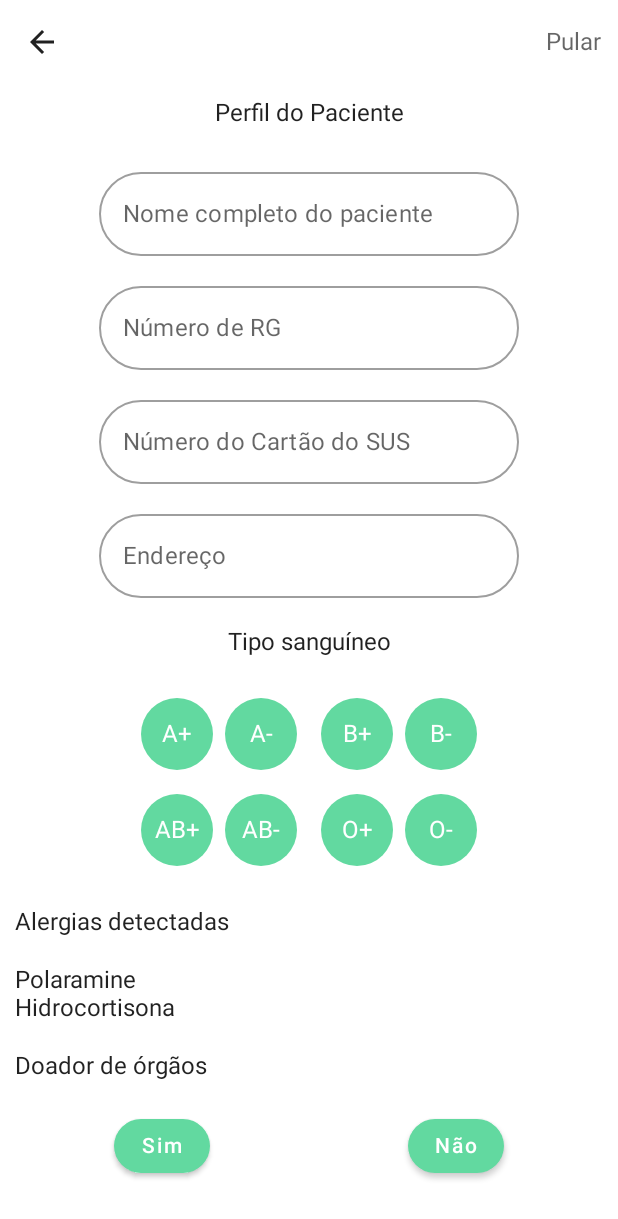
After one commit to SamuelEngComp/helpmed, an Android app built with Jetpack Compose: the PerfilUser screen opened through its navigation route, on a phone screen of 412 x 824 dp. The commit adds this screen. Shown: the top 1219 px of the screen. Run offline under Robolectric (Android 15) with nearby library versions, the phone set to English and light mode, and no system bars.

Commit message:
adicionado a tela de perfil do paciente

```diff
--- a/app/src/main/java/br/com/helpmeddanilo/navigation/NavGraph.kt
+++ b/app/src/main/java/br/com/helpmeddanilo/navigation/NavGraph.kt
@@ -6,13 +6,13 @@ import androidx.navigation.compose.NavHost
 import androidx.navigation.compose.composable
 import br.com.helpmeddanilo.screen.EmergencyType
 import br.com.helpmeddanilo.screen.Login
+import br.com.helpmeddanilo.screen.PerfilUser
 import br.com.helpmeddanilo.screen.Welcome
 
 
 @Composable
 fun SetupNavGraph(
     navController: NavHostController
-
 ){
 
     NavHost(
@@ -36,6 +36,13 @@ fun SetupNavGraph(
         ){
             EmergencyType(navController = navController)
         }
+
+        composable(
+            route = Screens.PerfilUser.route
+        ){
+            PerfilUser(navController = navController)
+        }
+
     }
 
 
--- a/app/src/main/java/br/com/helpmeddanilo/navigation/Screens.kt
+++ b/app/src/main/java/br/com/helpmeddanilo/navigation/Screens.kt
@@ -5,5 +5,6 @@ sealed class Screens(val route: String){
     object Login: Screens("login_screen")
     object Welcome: Screens("welcome_screen")
     object EmergencyType: Screens("emergency_type_screen")
+    object PerfilUser: Screens("perfil_user_screen")
 
 }
--- /dev/null
+++ b/app/src/main/java/br/com/helpmeddanilo/screen/PerfilUser.kt
@@ -0,0 +1,277 @@
+package br.com.helpmeddanilo.screen
+
+import android.util.Log
+import androidx.compose.foundation.*
+import androidx.compose.foundation.gestures.rememberScrollableState
+import androidx.compose.foundation.gestures.scrollable
+import androidx.compose.foundation.layout.*
+import androidx.compose.foundation.shape.CircleShape
+import androidx.compose.foundation.shape.RoundedCornerShape
+import androidx.compose.material.*
+import androidx.compose.material.icons.Icons
+import androidx.compose.material.icons.filled.ArrowBack
+import androidx.compose.material.icons.filled.Call
+import androidx.compose.runtime.*
+import androidx.compose.ui.Alignment
+import androidx.compose.ui.Modifier
+import androidx.compose.ui.graphics.Color
+import androidx.compose.ui.res.painterResource
+import androidx.compose.ui.text.style.TextAlign
+import androidx.compose.ui.unit.dp
+import androidx.navigation.NavController
+import br.com.helpmeddanilo.R
+import br.com.helpmeddanilo.navigation.Screens
+import br.com.helpmeddanilo.ui.theme.verdoDoBotao
+import kotlinx.coroutines.CoroutineScope
+import kotlinx.coroutines.launch
+
+
+@Composable
+fun PerfilUser(navController: NavController){
+
+    val scaffoldState: ScaffoldState = rememberScaffoldState()
+    //val coroutineScope: CoroutineScope = rememberCoroutineScope()
+    val scrollState = rememberScrollState()
+
+    var nomeCompletoDoPaciente by remember { mutableStateOf("") }
+    var numeroDoRG by remember { mutableStateOf("") }
+    var numeroDoCartaoDoSUS by remember { mutableStateOf("") }
+    var endereco by remember { mutableStateOf("") }
+
+    Scaffold(
+        scaffoldState = scaffoldState,
+        topBar = {
+            BarraNavegacaoUser(navController = navController)
+        },
+
+        content = {
+                contentPadding -> Column(
+            modifier = Modifier
+                .fillMaxSize()
+                .padding(contentPadding)
+                .verticalScroll(scrollState),
+            horizontalAlignment = Alignment.CenterHorizontally) {
+
+            Row(
+                modifier = Modifier
+                    .fillMaxWidth()
+                    .padding(10.dp),
+                horizontalArrangement = Arrangement.Center
+            ) {
+                Text(text = "Perfil do Paciente",
+                    style = MaterialTheme.typography.body1, textAlign = TextAlign.Center)
+            }
+
+            Spacer(modifier = Modifier.height(10.dp))
+
+            OutlinedTextField(
+                modifier = Modifier.padding(10.dp),
+                value = nomeCompletoDoPaciente,
+                onValueChange = {nomeCompletoDoPaciente = it},
+                shape = CircleShape,
+            placeholder = { Text(text = "Nome completo do paciente")}
+            )
+
+            OutlinedTextField(
+                modifier = Modifier.padding(10.dp),
+                value = numeroDoRG,
+                onValueChange = {numeroDoRG = it},
+                shape = CircleShape,
+                placeholder = { Text(text = "Número de RG")})
+
+            OutlinedTextField(
+                modifier = Modifier.padding(10.dp),
+                value = numeroDoCartaoDoSUS,
+                onValueChange = {numeroDoCartaoDoSUS = it},
+                shape = CircleShape,
+                placeholder = { Text(text = "Número do Cartão do SUS")})
+
+            OutlinedTextField(
+                modifier = Modifier.padding(10.dp),
+                value = endereco,
+                onValueChange = {endereco = it},
+                shape = CircleShape,
+                placeholder = { Text(text = "Endereço")})
+
+            Row(
+                modifier = Modifier
+                    .fillMaxWidth()
+                    .padding(10.dp),
+                horizontalArrangement = Arrangement.Center
+            ) {
+                Text(text = "Tipo sanguíneo",
+                    style = MaterialTheme.typography.body1, textAlign = TextAlign.Center)
+            }
+
+            Row(
+                modifier = Modifier
+                    .fillMaxWidth()
+                    .padding(10.dp),
+                horizontalArrangement = Arrangement.Center
+            ) {
+                Column() {
+                    Row(modifier = Modifier.padding(8.dp)) {
+                        IconButton(onClick = { /*TODO*/ },
+                            modifier = Modifier.background(verdoDoBotao, shape = CircleShape)) {
+                            Text(text = "A+", color = Color.White)
+                        }
+
+                        Spacer(modifier = Modifier.width(8.dp))
+
+                        IconButton(onClick = { /*TODO*/ },
+                            modifier = Modifier.background(verdoDoBotao, shape = CircleShape)) {
+                            Text(text = "A-", color = Color.White)
+                        }
+                    }
+
+                    Row(modifier = Modifier.padding(8.dp)) {
+                        IconButton(onClick = { /*TODO*/ },
+                            modifier = Modifier.background(verdoDoBotao, shape = CircleShape)) {
+                            Text(text = "AB+", color = Color.White)
+                        }
+
+                        Spacer(modifier = Modifier.width(8.dp))
+
+                        IconButton(onClick = { /*TODO*/ },
+                            modifier = Modifier.background(verdoDoBotao, shape = CircleShape)) {
+                            Text(text = "AB-", color = Color.White)
+                        }
+                    }
+
+                }
+
+                Column() {
+                    Row(modifier = Modifier.padding(8.dp)) {
+                        IconButton(
+                            onClick = { /*TODO*/ },
+                            modifier = Modifier.background(verdoDoBotao, shape = CircleShape)
+                        ) {
+                            Text(text = " B+ ", color = Color.White)
+                        }
+
+                        Spacer(modifier = Modifier.width(8.dp))
+
+                        IconButton(onClick = { /*TODO*/ },
+                            modifier = Modifier.background(verdoDoBotao, shape = CircleShape)) {
+                            Text(text = "B-", color = Color.White)
+                        }
+                    }
+
+                    Row(modifier = Modifier.padding(8.dp)) {
+                        IconButton(onClick = { /*TODO*/ },
+                            modifier = Modifier.background(verdoDoBotao, shape = CircleShape)) {
+                            Text(text = "O+", color = Color.White)
+                        }
+
+                        Spacer(modifier = Modifier.width(8.dp))
+
+                        IconButton(onClick = { /*TODO*/ },
+                            modifier = Modifier.background(verdoDoBotao, shape = CircleShape)) {
+                            Text(text = "O-", color = Color.White)
+                        }
+                    }
+
+                }
+            }
+
+
+            Row(
+                modifier = Modifier
+                    .fillMaxWidth()
+                    .padding(10.dp),
+                horizontalArrangement = Arrangement.Start
+            ) {
+                Text(text = "Alergias detectadas",
+                    style = MaterialTheme.typography.body1, textAlign = TextAlign.Start)
+            }
+
+            Row(modifier = Modifier
+                .fillMaxWidth()
+                .padding(10.dp),
+                horizontalArrangement = Arrangement.Start) {
+                Column(horizontalAlignment = Alignment.Start) {
+                    Text(text = "Polaramine",
+                        style = MaterialTheme.typography.body1)
+                    Text(text = "Hidrocortisona",
+                        style = MaterialTheme.typography.body1)
+                }
+            }
+
+            Row(
+                modifier = Modifier
+                    .fillMaxWidth()
+                    .padding(10.dp),
+                horizontalArrangement = Arrangement.Start
+            ) {
+                Text(text = "Doador de órgãos",
+                    style = MaterialTheme.typography.body1, textAlign = TextAlign.Start)
+            }
+
+            Row(
+                modifier = Modifier
+                    .fillMaxWidth()
+                    .padding(10.dp),
+                horizontalArrangement = Arrangement.SpaceAround
+            ) {
+                Button(
+                    onClick = { /*TODO*/ },
+                    colors = ButtonDefaults.outlinedButtonColors(
+                        backgroundColor = verdoDoBotao
+                    ),
+                    shape = CircleShape) {
+                    Text(text = "Sim", color = Color.White)
+                }
+
+                Button(
+                    onClick = { /*TODO*/ },
+                    colors = ButtonDefaults.outlinedButtonColors(
+                        backgroundColor = verdoDoBotao
+                    ),
+                    shape = CircleShape) {
+                    Text(text = "Não", color = Color.White)
+                }
+            }
+
+
+
+
+        }
+        }
+    )
+
+}
+
+
+@Composable
+fun BarraNavegacaoUser(navController: NavController){
+
+
+    TopAppBar(
+        title = { Text(text = "") },
+        navigationIcon = {
+            IconButton(onClick = {
+                navController.navigate(Screens.Welcome.route){
+                    popUpTo(Screens.Welcome.route){
+                        inclusive = true
+                    }
+                }
+            })
+            {
+                Icon(
+                    Icons.Default.ArrowBack,
+                    contentDescription = "Icone de voltar")
+            }
+        },
+        actions = {
+            IconButton(onClick = { /*TODO*/ }, modifier = Modifier.padding(2.dp)) {
+                Text(text = "Pular")
+            }
+        },
+        backgroundColor = if (isSystemInDarkTheme()){
+            MaterialTheme.colors.background
+        }else{
+            MaterialTheme.colors.background
+        },
+        elevation = 0.dp
+    )
+}
--- a/app/src/main/java/br/com/helpmeddanilo/screen/Welcome.kt
+++ b/app/src/main/java/br/com/helpmeddanilo/screen/Welcome.kt
@@ -52,7 +52,9 @@ fun Welcome(navController: NavController){
         Row(modifier = Modifier.fillMaxWidth(), horizontalArrangement = Arrangement.Center) {
 
             Button(
-                onClick = { /*TODO*/ },
+                onClick = {
+                          navController.navigate(route = Screens.PerfilUser.route)
+                          },
                 modifier = Modifier.padding(10.dp),
                 shape = RoundedCornerShape(30.dp),
                 colors = ButtonDefaults.buttonColors(
--- a/app/src/main/java/br/com/helpmeddanilo/screen/login.kt
+++ b/app/src/main/java/br/com/helpmeddanilo/screen/login.kt
@@ -29,7 +29,7 @@ import br.com.helpmeddanilo.ui.theme.verdoDoBotao
 @Composable
 fun Login(navController: NavController){
 
-    var email by remember { mutableStateOf("") }
+    var email by rememberSaveable { mutableStateOf("") }
     var senha by rememberSaveable { mutableStateOf("") }
     var senhaVisivel by remember { mutableStateOf(false) }
 
@@ -49,7 +49,7 @@ fun Login(navController: NavController){
         Image(
             painter = painterResource(id = R.drawable.logo02semfundo),
             contentDescription = "Logotipo",
-        modifier = Modifier.size(250.dp)
+        modifier = Modifier.size(210.dp)
         )
 
         OutlinedTextField(
@@ -87,11 +87,18 @@ fun Login(navController: NavController){
         )
 
         OutlinedButton(
-            onClick = { /*TODO*/ },
+            onClick = {
+                navController.navigate(route = Screens.Welcome.route)
+                      },
             colors = ButtonDefaults.outlinedButtonColors(
                 backgroundColor = verdoDoBotao
             ),
-            shape = RoundedCornerShape(20.dp)
+            shape = RoundedCornerShape(20.dp),
+            enabled = if (email.isNotBlank() && senha.isNotBlank()){
+                true
+            }else{
+                false
+            }
         ){
             Text(text = "Acessar", color = Color.White)
         }
```
